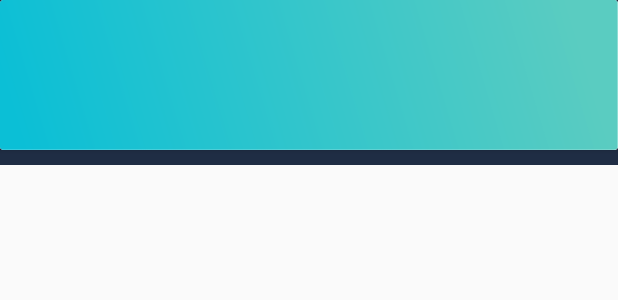
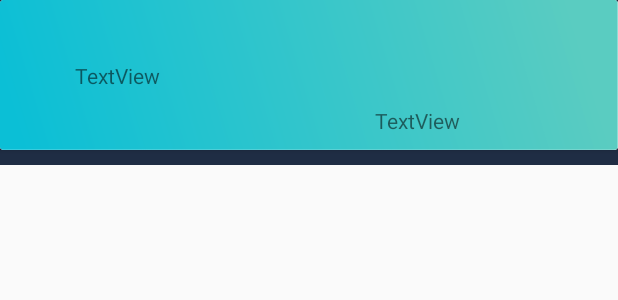
Before and after one commit to AlpYuktug/ToDoListApp, an Android app: the layout cardview_todolist_item.xml on its own in the app's theme, with its tools: preview values and no code run, on a phone screen of 412 x 824 dp. Shown: the top 300 px of the screen. Run offline under Robolectric (Android 15) with nearby library versions, the light colour scheme and no system bars; network calls fail.

Commit message:
ToDoListItemDesign

```diff
--- a/app/src/main/res/layout/cardview_todolist_item.xml
+++ b/app/src/main/res/layout/cardview_todolist_item.xml
@@ -28,14 +28,37 @@
                 android:layout_width="0dp"
                 android:layout_height="wrap_content"
                 android:layout_marginStart="50dp"
+                android:layout_marginTop="4dp"
                 android:layout_marginEnd="10dp"
                 android:textColor="@android:color/background_light"
                 android:textSize="24sp"
                 android:textStyle="bold"
-                app:layout_constraintBottom_toBottomOf="parent"
                 app:layout_constraintEnd_toEndOf="parent"
+                app:layout_constraintHorizontal_bias="0.0"
                 app:layout_constraintStart_toStartOf="parent"
                 app:layout_constraintTop_toTopOf="parent" />
+
+            <TextView
+                android:id="@+id/textViewToDoListItemDescription"
+                android:layout_width="0dp"
+                android:layout_height="wrap_content"
+                android:layout_marginTop="4dp"
+                android:text="TextView"
+                app:layout_constraintEnd_toEndOf="@+id/textViewToDoListItemName"
+                app:layout_constraintHorizontal_bias="0.0"
+                app:layout_constraintStart_toStartOf="@+id/textViewToDoListItemName"
+                app:layout_constraintTop_toBottomOf="@+id/textViewToDoListItemName" />
+
+            <TextView
+                android:id="@+id/textViewToDoListItemDeadLine"
+                android:layout_width="0dp"
+                android:layout_height="wrap_content"
+                android:layout_marginStart="200dp"
+                android:text="TextView"
+                app:layout_constraintBottom_toBottomOf="parent"
+                app:layout_constraintEnd_toEndOf="@+id/textViewToDoListItemDescription"
+                app:layout_constraintStart_toStartOf="@+id/textViewToDoListItemDescription"
+                app:layout_constraintTop_toBottomOf="@+id/textViewToDoListItemDescription" />
         </androidx.constraintlayout.widget.ConstraintLayout>
     </androidx.cardview.widget.CardView>
 
```
Also changed, not shown: app/src/main/java/com/todolistapp/Adapter/RecylerViewAdapterToDoListItem.java (+5 -2 lines), app/src/main/java/com/todolistapp/Fragment/FragmentToDoListItem.java (+5 -2 lines), app/src/main/java/com/todolistapp/Model/ModelToDoListItem.java (+7 -5 lines).
